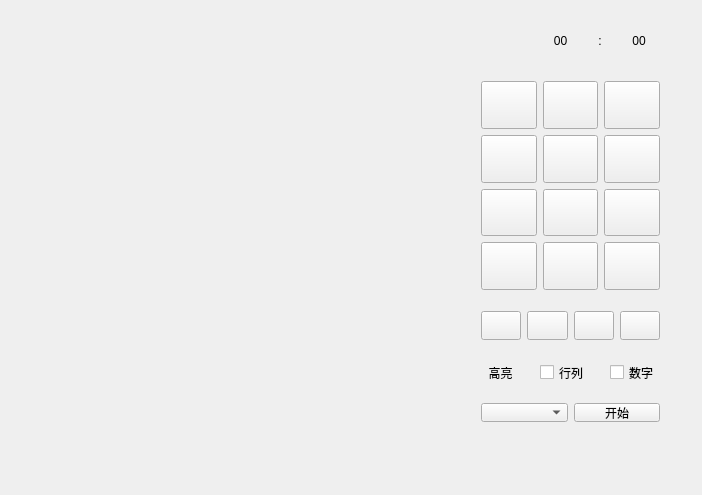
Qt form mainwindow.ui (hsweif/SudukoGame) before a commit.
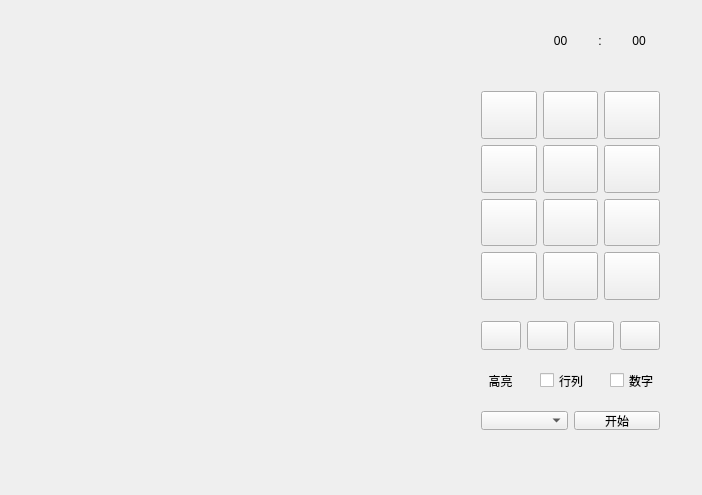
The same form after that commit. Icons and pictures are not drawn.

Patch:
```diff
--- a/mainwindow.ui
+++ b/mainwindow.ui
@@ -112,7 +112,7 @@
      <property name="geometry">
       <rect>
        <x>30</x>
-       <y>70</y>
+       <y>80</y>
        <width>201</width>
        <height>231</height>
       </rect>
@@ -316,7 +316,7 @@
      <property name="geometry">
       <rect>
        <x>30</x>
-       <y>300</y>
+       <y>310</y>
        <width>201</width>
        <height>51</height>
       </rect>
@@ -392,7 +392,7 @@
      <property name="geometry">
       <rect>
        <x>30</x>
-       <y>392</y>
+       <y>400</y>
        <width>201</width>
        <height>41</height>
       </rect>
@@ -421,7 +421,7 @@
      <property name="geometry">
       <rect>
        <x>40</x>
-       <y>362</y>
+       <y>370</y>
        <width>41</width>
        <height>21</height>
       </rect>
@@ -440,7 +440,7 @@
      <property name="geometry">
       <rect>
        <x>100</x>
-       <y>362</y>
+       <y>370</y>
        <width>61</width>
        <height>21</height>
       </rect>
@@ -456,7 +456,7 @@
      <property name="geometry">
       <rect>
        <x>170</x>
-       <y>362</y>
+       <y>370</y>
        <width>61</width>
        <height>21</height>
       </rect>
```
